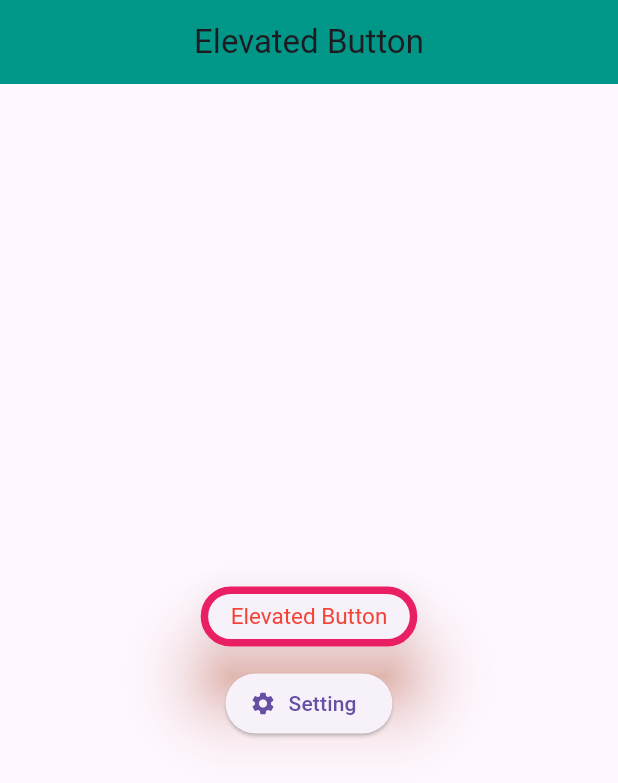
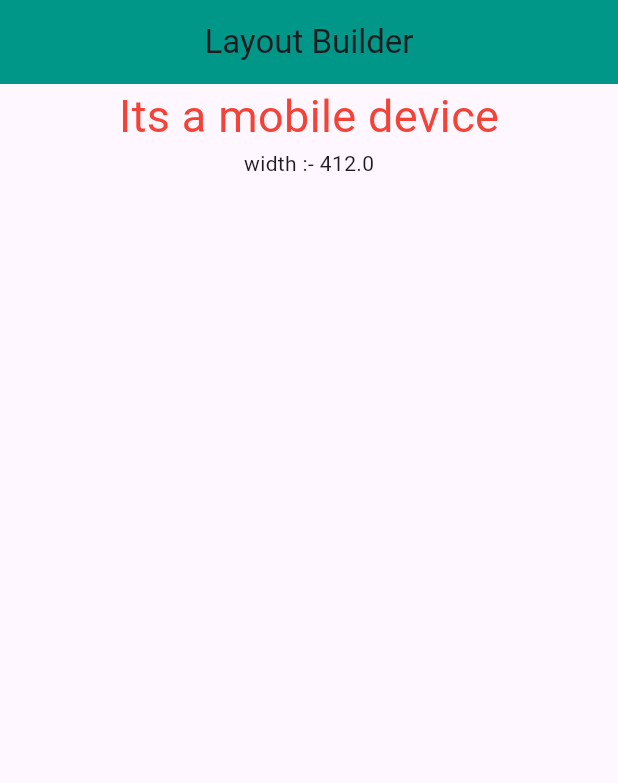
Before and after one commit to shamim2810/flutter_project, a Flutter app: the screen it shows after launch, on a phone screen of 412 x 824 dp. Shown: the top 783 px of the screen. Run offline on Flutter 3.47's test engine with Material 3 defaults, Android fonts, the phone set to English and light mode, and no system bars.

```diff
--- a/lib/main.dart
+++ b/lib/main.dart
@@ -21,45 +21,59 @@ class HomePage extends StatelessWidget {
   @override
   Widget build(BuildContext context) {
 
-    var height = MediaQuery.of(context).size.height/3;
-    var width = MediaQuery.of(context).size.width/2;
-
     return Scaffold(
       appBar: AppBar(
-        title: Text('Elevated Button'),
+        title: Text('Layout Builder'),
         centerTitle: true,
         backgroundColor: Colors.teal,
       ),
 
       body: SafeArea(
           child: Center(
-            child: Column(
-              mainAxisAlignment: MainAxisAlignment.center,
-              children: [
-                ElevatedButton(
-                    onPressed: (){},
-                    child: Text('Elevated Button'),
-                    style: ElevatedButton.styleFrom(
-                      padding: EdgeInsets.symmetric(horizontal: 20, vertical: 10),
-                      textStyle: TextStyle(fontSize: 15),
-                      onPrimary: Colors.red,
-                      elevation: 20,
-                      shadowColor: Colors.deepOrange,
-                      side: BorderSide(
-                        color: Colors.pink,
-                        width: 5,
-                      )
-                    ),
-                ),
-                SizedBox(height: 10,),
-                ElevatedButton.icon(
-                    onPressed: (){},
-                    icon: Icon(Icons.settings),
-                    label: Text('Setting'),
-                )
-              ],
+            child: LayoutBuilder(
+              builder: (context, contrain){
+                final width = contrain.maxWidth;
+                final height = contrain.maxHeight;
+                if(width < 600){
+                  return Column(
+                    children: [
+                      Text('Its a mobile device',
+                        style: TextStyle(
+                          fontSize: 30,
+                          color: Colors.red,
+                      ),
+                      ),
+                      Text('width :- $width'),
+                    ],
+                  );
+                }else if(width < 900 && width > 600){
+                  return Column(
+                    children: [
+                      Text('Its a Tablet device',
+                        style: TextStyle(
+                          fontSize: 30,
+                          color: Colors.deepPurple,
+                        ),
+                      ),
+                      Text('width :- $width')
+                    ],
+                  );
+                }else{
+                  return Column(
+                    children: [
+                      Text('Its a Desktop device',
+                        style: TextStyle(
+                          fontSize: 30,
+                          color: Colors.pink,
+                        ),
+                      ),
+                      Text('width :- $width'),
+                    ],
+                  );
+                }
+              }
             ),
-          )
+          ),
       ),
     );
   }
```
